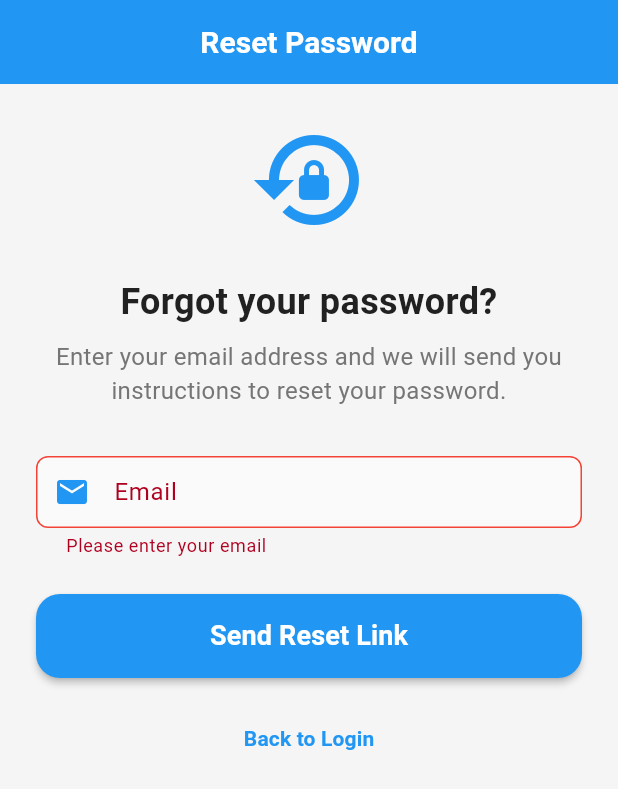
After one commit to aryansharma1305/Smart-Circulam-And-attendance-app, a Flutter app: the ForgotPasswordPage screen opened by its route, after a tap on "Send Reset Link", on a phone screen of 412 x 824 dp. The commit adds this screen. Shown: the top 789 px of the screen. Run offline on Flutter 3.47's test engine with Material 3 defaults, Android fonts, the phone set to English and light mode, and no system bars; our stand-ins replace cloud_firestore, cloud_functions, firebase_auth, firebase_core, firebase_crashlytics, flutter_animate and 8 more; missing offline and left inert: firebase_app_check; accounts and stored records are empty; generated files the repository leaves out were written again.

Commit message:
feat(auth): update onboarding and recovery screens

```diff
--- /dev/null
+++ b/lib/screens/auth/forgot_password_page.dart
@@ -0,0 +1,184 @@
+import 'package:flutter/material.dart';
+import 'package:flutter_riverpod/flutter_riverpod.dart';
+import 'package:go_router/go_router.dart';
+import '../../core/theme.dart';
+import '../../providers/auth_provider.dart';
+
+class ForgotPasswordPage extends ConsumerStatefulWidget {
+  const ForgotPasswordPage({super.key});
+
+  @override
+  ConsumerState<ForgotPasswordPage> createState() => _ForgotPasswordPageState();
+}
+
+class _ForgotPasswordPageState extends ConsumerState<ForgotPasswordPage> {
+  final _formKey = GlobalKey<FormState>();
+  final _emailController = TextEditingController();
+  bool _isLoading = false;
+  bool _success = false;
+
+  Future<void> _submit() async {
+    if (!_formKey.currentState!.validate()) return;
+
+    setState(() {
+      _isLoading = true;
+      _success = false;
+    });
+
+    try {
+      await ref
+          .read(authProvider.notifier)
+          .sendPasswordReset(_emailController.text.trim());
+      setState(() => _success = true);
+    } catch (e) {
+      if (mounted) {
+        ScaffoldMessenger.of(context).showSnackBar(
+          SnackBar(
+            content: Text(e.toString()),
+            backgroundColor: AppTheme.absentColor,
+          ),
+        );
+      }
+    } finally {
+      if (mounted) {
+        setState(() => _isLoading = false);
+      }
+    }
+  }
+
+  @override
+  void dispose() {
+    _emailController.dispose();
+    super.dispose();
+  }
+
+  @override
+  Widget build(BuildContext context) {
+    return Scaffold(
+      appBar: AppBar(
+        title: const Text('Reset Password'),
+      ),
+      body: SafeArea(
+        child: Padding(
+          padding: const EdgeInsets.all(24.0),
+          child: Form(
+            key: _formKey,
+            child: Column(
+              crossAxisAlignment: CrossAxisAlignment.stretch,
+              children: [
+                Icon(Icons.lock_reset, size: 80, color: AppTheme.primaryColor),
+                const SizedBox(height: 24),
+                Text(
+                  'Forgot your password?',
+                  style: TextStyle(
+                    fontSize: 24,
+                    fontWeight: FontWeight.bold,
+                    color: AppTheme.textPrimaryColor,
+                  ),
+                  textAlign: TextAlign.center,
+                ),
+                const SizedBox(height: 8),
+                Text(
+                  'Enter your email address and we will send you instructions to reset your password.',
+                  style: TextStyle(
+                    fontSize: 16,
+                    color: AppTheme.textSecondaryColor,
+                  ),
+                  textAlign: TextAlign.center,
+                ),
+                const SizedBox(height: 32),
+                if (_success)
+                  Container(
+                    padding: const EdgeInsets.all(16),
+                    decoration: BoxDecoration(
+                      color: Colors.green.withOpacity(0.1),
+                      borderRadius: BorderRadius.circular(12),
+                      border: Border.all(color: Colors.green),
+                    ),
+                    child: Row(
+                      children: const [
+                        Icon(Icons.check_circle, color: Colors.green),
+                        SizedBox(width: 12),
+                        Expanded(
+                          child: Text(
+                            'Password reset email sent. Please check your inbox.',
+                            style: TextStyle(color: Colors.green),
+                          ),
+                        ),
+                      ],
+                    ),
+                  )
+                else
+                  TextFormField(
+                    controller: _emailController,
+                    keyboardType: TextInputType.emailAddress,
+                    validator: (value) {
+                      if (value == null || value.trim().isEmpty) {
+                        return 'Please enter your email';
+                      }
+                      if (!RegExp(r'^[\w-\.]+@([\w-]+\.)+[\w-]{2,4}$')
+                          .hasMatch(value)) {
+                        return 'Please enter a valid email';
+                      }
+                      return null;
+                    },
+                    decoration: InputDecoration(
+                      labelText: 'Email',
+                      prefixIcon:
+                          Icon(Icons.email, color: AppTheme.primaryColor),
+                      border: OutlineInputBorder(
+                        borderRadius: BorderRadius.circular(16),
+                      ),
+                    ),
+                  ),
+                const SizedBox(height: 24),
+                if (!_success)
+                  SizedBox(
+                    height: 56,
+                    child: ElevatedButton(
+                      onPressed: _isLoading ? null : _submit,
+                      style: ElevatedButton.styleFrom(
+                        backgroundColor: AppTheme.primaryColor,
+                        foregroundColor: Colors.white,
+                        shape: RoundedRectangleBorder(
+                          borderRadius: BorderRadius.circular(16),
+                        ),
+                      ),
+                      child: _isLoading
+                          ? const SizedBox(
+                              width: 24,
+                              height: 24,
+                              child: CircularProgressIndicator(
+                                strokeWidth: 2,
+                                valueColor:
+                                    AlwaysStoppedAnimation<Color>(Colors.white),
+                              ),
+                            )
+                          : const Text(
+                              'Send Reset Link',
+                              style: TextStyle(
+                                fontSize: 18,
+                                fontWeight: FontWeight.w600,
+                              ),
+                            ),
+                    ),
+                  ),
+                const SizedBox(height: 16),
+                TextButton(
+                  onPressed: () => context.pop(),
+                  child: Text(
+                    'Back to Login',
+                    style: TextStyle(
+                      color: AppTheme.primaryColor,
+                      fontWeight: FontWeight.w600,
+                    ),
+                  ),
+                ),
+              ],
+            ),
+          ),
+        ),
+      ),
+    );
+  }
+}
```
Also changed, not shown: lib/screens/auth/login_page.dart (+32 -9 lines), lib/screens/auth/onboarding_page.dart (+2 -13 lines), lib/screens/auth/profile_setup_page.dart (+7 -2 lines), lib/screens/auth/role_selection_page.dart (+10 -69 lines).
